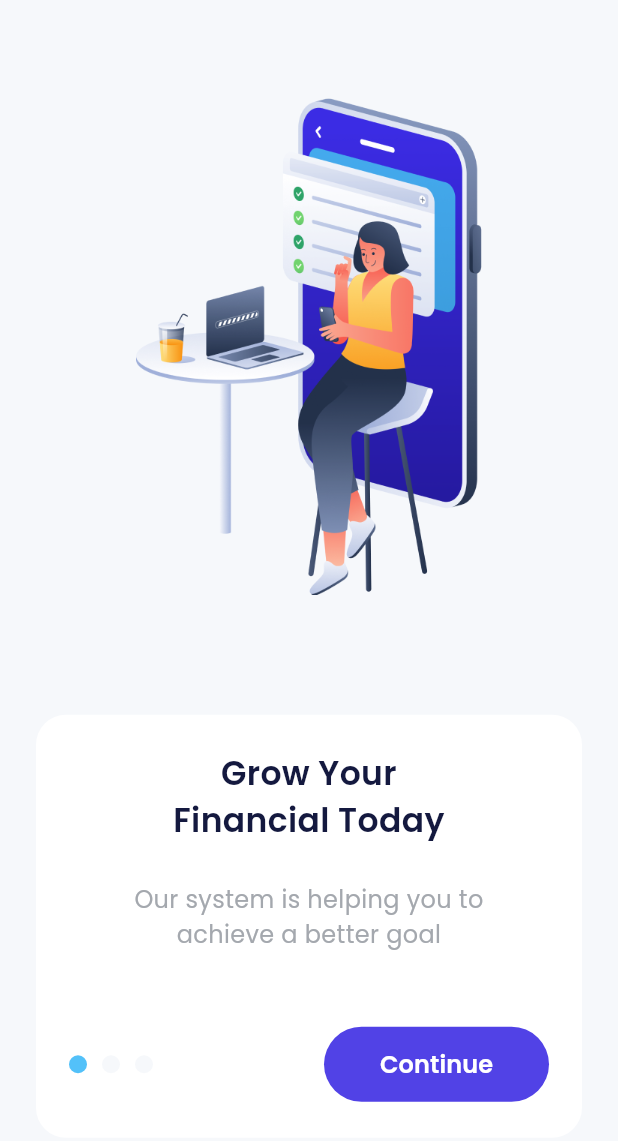
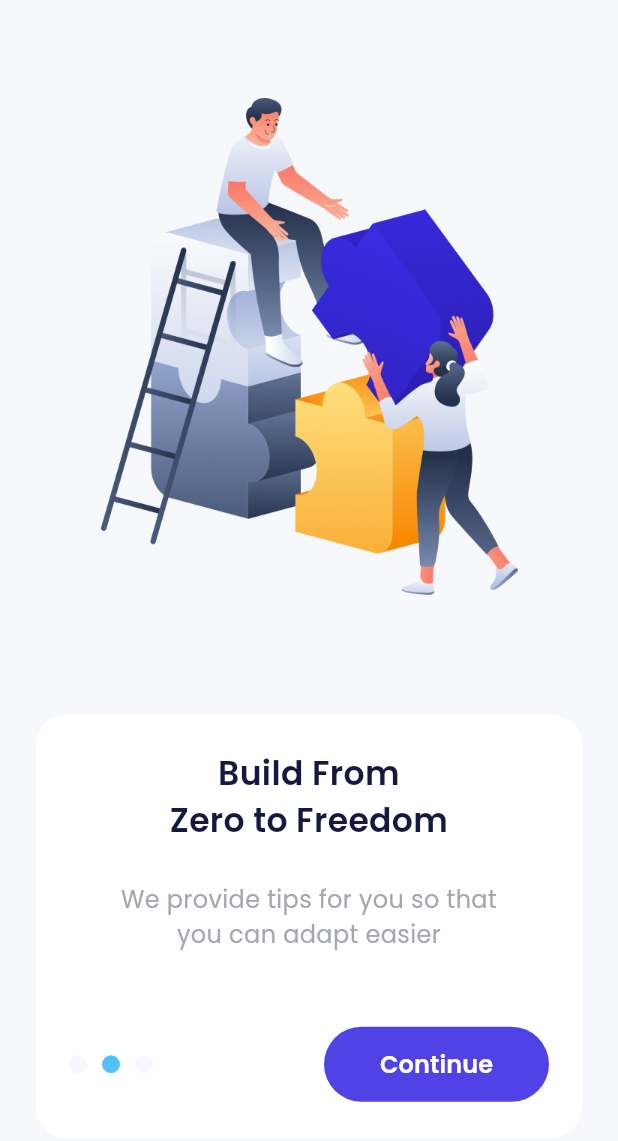
Before and after one commit to yowxy/E-Wallet, a Flutter app: the screen it shows after launch, after a tap on "Continue", on a phone screen of 412 x 824 dp. Shown: the top 1141 px of the screen. Run offline on Flutter 3.47's test engine with Material 3 defaults, Android fonts, the light colour scheme and no system bars; drawn by our look-alikes of carousel_slider; our stand-ins replace google_fonts.

Commit message:
slicing onboarding page part 3

```diff
--- a/lib/ui/pages/onboarding_pages.dart
+++ b/lib/ui/pages/onboarding_pages.dart
@@ -2,8 +2,28 @@ import "package:carousel_slider/carousel_slider.dart";
 import "package:e_wallet/shared/theme.dart";
 import "package:flutter/material.dart";
 
-class OnboardingPage extends StatelessWidget {
+class OnboardingPage extends StatefulWidget {
   const OnboardingPage({super.key});
+
+  @override
+  State<OnboardingPage> createState() => _OnboardingPageState();
+}
+
+class _OnboardingPageState extends State<OnboardingPage> {
+  int currentIndex = 0;
+  CarouselSliderController carouselController = CarouselSliderController();
+
+  List<String> titles = [
+    'Grow Your \nFinancial Today',
+    'Build From \nZero to Freedom',
+    'Start Together',
+  ];
+
+  List<String> subtitles = [
+    'Our system is helping you to \nachieve a better goal',
+    'We provide tips for you so that \nyou can adapt easier',
+    'We will guide you to where \nyou wanted it too',
+  ];
 
   @override
   Widget build(BuildContext context) {
@@ -32,7 +52,13 @@ class OnboardingPage extends StatelessWidget {
                 height: 331,
                 viewportFraction: 1,
                 enableInfiniteScroll: false,
+                onPageChanged: (index, reason) {
+                  setState(() {
+                    currentIndex = index;
+                  });
+                },
               ),
+              carouselController: carouselController,
             ),
             const SizedBox(
               height: 80,
@@ -52,7 +78,7 @@ class OnboardingPage extends StatelessWidget {
               child: Column(
                 children: [
                   Text(
-                    'Grow Your\nFinancial Today',
+                     titles[currentIndex],
                     style: blackTextStyle.copyWith(
                       fontSize: 22,
                       fontWeight: semibold,
@@ -63,7 +89,7 @@ class OnboardingPage extends StatelessWidget {
                     height: 26,
                   ),
                   Text(
-                    'Our system is helping you to \nachieve a better goal',
+                    subtitles[currentIndex],
                     style: greyTextStyle.copyWith(
                       fontSize: 16,
                     ),
@@ -74,31 +100,15 @@ class OnboardingPage extends StatelessWidget {
                   ),
                   Row(
                     children: [
+                      // Indicator circles
+                      for (int i = 0; i < 3; i++)
                         Container(
                           width: 12,
                           height: 12,
                           margin: EdgeInsets.only(right: 10),
                           decoration: BoxDecoration(
                             shape: BoxShape.circle,
-                          color: blueColor,
-                        ),
-                      ),
-                      Container(
-                        width: 12,
-                        height: 12,
-                        margin: EdgeInsets.only(right: 10),
-                        decoration: BoxDecoration(
-                          shape: BoxShape.circle,
-                          color: lightBackgroundColor,
-                        ),
-                      ),
-                      Container(
-                        width: 12,
-                        height: 12,
-                        margin: EdgeInsets.only(right: 10),
-                        decoration: BoxDecoration(
-                          shape: BoxShape.circle,
-                          color: lightBackgroundColor,
+                            color: currentIndex == i ? blueColor : lightBackgroundColor,
                           ),
                         ),
                       const Spacer(),
@@ -106,12 +116,14 @@ class OnboardingPage extends StatelessWidget {
                         width: 150,
                         height: 50,
                         child: TextButton(
-                            onPressed: () {},
+                          onPressed: () {
+                            carouselController.nextPage();
+                          },
                           style: TextButton.styleFrom(
                             backgroundColor: purpleColor,
                             shape: RoundedRectangleBorder(
-                                borderRadius: BorderRadius.circular(56)
-                              )
+                              borderRadius: BorderRadius.circular(56),
+                            ),
                           ),
                           child: Text(
                             'Continue',
@@ -119,14 +131,14 @@ class OnboardingPage extends StatelessWidget {
                               fontSize: 16,
                               fontWeight: semibold,
                             ),
-                              )
+                          ),
                         ),
                       )
                     ],
                   ),
                 ],
               ),
-            )
+            ),
           ],
         ),
       ),
```
Lines whose indentation alone changed are shown as unchanged.
